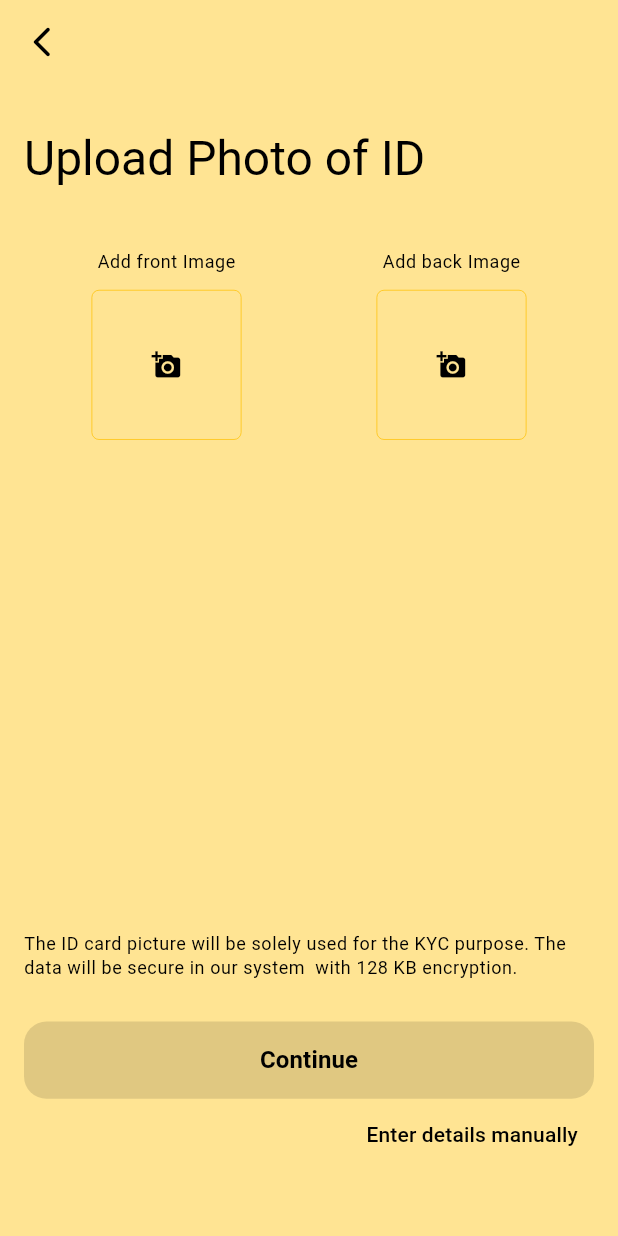
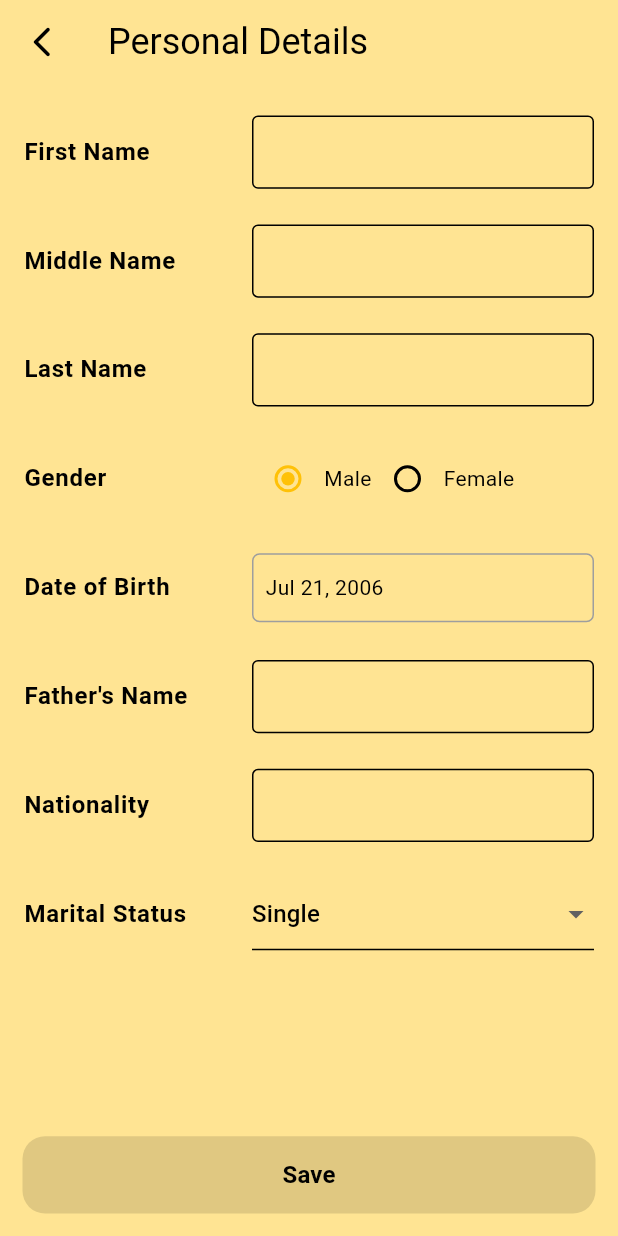
Before and after one commit to Asif-Faizal/french-wallet, a Flutter app: the UploadIdScreen screen opened by its route, after a tap on "Enter details manually", on a phone screen of 412 x 824 dp. Run offline on Flutter 3.47's test engine with Material 3 defaults, Android fonts, the phone set to English and light mode, and no system bars; our stand-ins replace bloc, carousel_slider, flutter_bloc, go_router, image_picker, intl_phone_number_input and 1 more; accounts and stored records are empty; generated files the repository leaves out were written again.

Commit message:
personal data

```diff
--- /dev/null
+++ b/lib/presentation/screens/signup_screen/personal_details_screen.dart
@@ -0,0 +1,290 @@
+import 'package:ewallet2/presentation/widgets/shared/normal_appbar.dart';
+import 'package:ewallet2/presentation/widgets/shared/normal_button.dart';
+import 'package:flutter/material.dart';
+import 'package:intl/intl.dart'; // Add this import for date formatting
+
+class PersonalDetailsScreen extends StatefulWidget {
+  const PersonalDetailsScreen({super.key});
+
+  @override
+  State<PersonalDetailsScreen> createState() => _PersonalDetailsScreenState();
+}
+
+class _PersonalDetailsScreenState extends State<PersonalDetailsScreen> {
+  final _formKey = GlobalKey<FormState>();
+  final TextEditingController _firstNameController = TextEditingController();
+  final TextEditingController _middleNameController = TextEditingController();
+  final TextEditingController _lastNameController = TextEditingController();
+  final TextEditingController _fathersNameController = TextEditingController();
+  final TextEditingController _nationalityController = TextEditingController();
+  String _gender = 'Male';
+  DateTime _selectedDate =
+      DateTime.now().subtract(Duration(days: 6570)); // 18 years ago
+  String _maritalStatus = 'Single';
+  bool _isButtonEnabled = false;
+
+  @override
+  void initState() {
+    super.initState();
+    _firstNameController.addListener(_updateButtonState);
+    _middleNameController.addListener(_updateButtonState);
+    _lastNameController.addListener(_updateButtonState);
+    _fathersNameController.addListener(_updateButtonState);
+    _nationalityController.addListener(_updateButtonState);
+  }
+
+  @override
+  void dispose() {
+    _firstNameController.removeListener(_updateButtonState);
+    _middleNameController.removeListener(_updateButtonState);
+    _lastNameController.removeListener(_updateButtonState);
+    _fathersNameController.removeListener(_updateButtonState);
+    _nationalityController.removeListener(_updateButtonState);
+    _firstNameController.dispose();
+    _middleNameController.dispose();
+    _lastNameController.dispose();
+    _fathersNameController.dispose();
+    _nationalityController.dispose();
+    super.dispose();
+  }
+
+  void _updateButtonState() {
+    setState(() {
+      _isButtonEnabled = _firstNameController.text.isNotEmpty &&
+          _lastNameController.text.isNotEmpty &&
+          _fathersNameController.text.isNotEmpty &&
+          _nationalityController.text.isNotEmpty;
+    });
+  }
+
+  @override
+  Widget build(BuildContext context) {
+    final size = MediaQuery.of(context).size;
+    final theme = Theme.of(context);
+
+    return Scaffold(
+        appBar: NormalAppBar(text: 'Personal Details'),
+        body: SingleChildScrollView(
+          physics: BouncingScrollPhysics(),
+          padding: const EdgeInsets.all(16.0),
+          child: SizedBox(
+            height: size.height,
+            width: size.width,
+            child: Form(
+              key: _formKey,
+              child: Column(
+                crossAxisAlignment: CrossAxisAlignment.start,
+                children: [
+                  _buildRow(
+                      'First Name', _firstNameController, theme, size, true),
+                  SizedBox(
+                    height: size.height / 60,
+                  ),
+                  _buildRow(
+                      'Middle Name', _middleNameController, theme, size, false),
+                  SizedBox(
+                    height: size.height / 60,
+                  ),
+                  _buildRow(
+                      'Last Name', _lastNameController, theme, size, true),
+                  SizedBox(
+                    height: size.height / 60,
+                  ),
+                  _buildGenderRow(theme, size),
+                  SizedBox(
+                    height: size.height / 60,
+                  ),
+                  _buildDateOfBirthRow(context, theme, size),
+                  SizedBox(
+                    height: size.height / 60,
+                  ),
+                  _buildRow('Father\'s Name', _fathersNameController, theme,
+                      size, true),
+                  SizedBox(
+                    height: size.height / 60,
+                  ),
+                  _buildRow(
+                      'Nationality', _nationalityController, theme, size, true),
+                  SizedBox(
+                    height: size.height / 60,
+                  ),
+                  _buildMaritalStatusRow(theme, size),
+                  SizedBox(
+                    height: size.height / 12,
+                  ),
+                ],
+              ),
+            ),
+          ),
+        ),
+        bottomNavigationBar: Padding(
+          padding: const EdgeInsets.all(15),
+          child: NormalButton(
+            size: size,
+            title: 'Save',
+            onPressed: _isButtonEnabled ? _saveForm : null,
+          ),
+        ));
+  }
+
+  Widget _buildRow(String label, TextEditingController controller,
+      ThemeData theme, Size size, bool isRequired) {
+    return SizedBox(
+      height: size.height / 14,
+      child: Padding(
+        padding: const EdgeInsets.symmetric(vertical: 5),
+        child: Row(
+          children: [
+            Expanded(
+                flex: 2, child: Text(label, style: theme.textTheme.bodyLarge)),
+            Expanded(
+              flex: 3,
+              child: TextField(
+                controller: controller,
+                decoration: InputDecoration(
+                  border: OutlineInputBorder(),
+                ),
+              ),
+            ),
+          ],
+        ),
+      ),
+    );
+  }
+
+  Widget _buildGenderRow(ThemeData theme, Size size) {
+    return SizedBox(
+      height: size.height / 14,
+      child: Padding(
+        padding: const EdgeInsets.symmetric(vertical: 5),
+        child: Row(
+          children: [
+            Expanded(
+                flex: 2,
+                child: Text('Gender', style: theme.textTheme.bodyLarge)),
+            Expanded(
+              flex: 3,
+              child: Row(
+                children: [
+                  Radio(
+                    value: 'Male',
+                    groupValue: _gender,
+                    onChanged: (value) {
+                      setState(() {
+                        _gender = value!;
+                      });
+                    },
+                  ),
+                  Text('Male'),
+                  Radio(
+                    value: 'Female',
+                    groupValue: _gender,
+                    onChanged: (value) {
+                      setState(() {
+                        _gender = value!;
+                      });
+                    },
+                  ),
+                  Text('Female'),
+                ],
+              ),
+            ),
+          ],
+        ),
+      ),
+    );
+  }
+
+  Widget _buildDateOfBirthRow(
+      BuildContext context, ThemeData theme, Size size) {
+    return SizedBox(
+      height: size.height / 14,
+      child: Padding(
+        padding: const EdgeInsets.symmetric(vertical: 5),
+        child: Row(
+          children: [
+            Expanded(
+                flex: 2,
+                child: Text('Date of Birth', style: theme.textTheme.bodyLarge)),
+            Expanded(
+              flex: 3,
+              child: GestureDetector(
+                onTap: () async {
+                  DateTime eighteenYearsAgo =
+                      DateTime.now().subtract(Duration(days: 6570));
+                  DateTime? pickedDate = await showDatePicker(
+                    context: context,
+                    initialDate: _selectedDate,
+                    firstDate: DateTime(1900),
+                    lastDate: eighteenYearsAgo,
+                  );
+                  if (pickedDate != null && pickedDate != _selectedDate) {
+                    setState(() {
+                      _selectedDate = pickedDate;
+                      _updateButtonState(); // Ensure button state is updated
+                    });
+                  }
+                },
+                child: Container(
+                  padding:
+                      const EdgeInsets.symmetric(vertical: 12, horizontal: 8),
+                  decoration: BoxDecoration(
+                    border: Border.all(color: Colors.grey),
+                    borderRadius: BorderRadius.circular(5),
+                  ),
+                  child: Text(
+                    DateFormat.yMMMd().format(_selectedDate),
+                  ),
+                ),
+              ),
+            ),
+          ],
+        ),
+      ),
+    );
+  }
+
+  Widget _buildMaritalStatusRow(ThemeData theme, Size size) {
+    return SizedBox(
+      height: size.height / 14,
+      child: Padding(
+        padding: const EdgeInsets.symmetric(vertical: 5),
+        child: Row(
+          children: [
+            Expanded(
+                flex: 2,
+                child:
+                    Text('Marital Status', style: theme.textTheme.bodyLarge)),
+            Expanded(
+              flex: 3,
+              child: DropdownButtonFormField<String>(
+                value: _maritalStatus,
+                onChanged: (String? newValue) {
+                  setState(() {
+                    _maritalStatus = newValue!;
+                  });
+                },
+                items: <String>['Single', 'Married', 'Divorced', 'Widowed']
+                    .map<DropdownMenuItem<String>>((String value) {
+                  return DropdownMenuItem<String>(
+                    value: value,
+                    child: Text(value),
+                  );
+                }).toList(),
+                isExpanded: true,
+              ),
+            ),
+          ],
+        ),
+      ),
+    );
+  }
+
+  void _saveForm() {
+    if (_formKey.currentState!.validate()) {
+      // Proceed with saving or other logic
+    } else {
+      // Show validation errors
+    }
+  }
+}
--- a/lib/presentation/screens/signup_screen/upload_id_screen.dart
+++ b/lib/presentation/screens/signup_screen/upload_id_screen.dart
@@ -1,6 +1,8 @@
 import 'package:ewallet2/presentation/widgets/shared/normal_appbar.dart';
 import 'package:ewallet2/presentation/widgets/shared/normal_button.dart';
+import 'package:ewallet2/shared/router/router_const.dart';
 import 'package:flutter/material.dart';
+import 'package:go_router/go_router.dart';
 import 'package:image_picker/image_picker.dart';
 import 'package:flutter_gen/gen_l10n/app_localizations.dart';
 import 'dart:io';
@@ -160,7 +162,10 @@ class _UploadIdScreenState extends State<UploadIdScreen> {
                 mainAxisAlignment: MainAxisAlignment.end,
                 children: [
                   TextButton(
-                      onPressed: () {},
+                      onPressed: () {
+                        GoRouter.of(context)
+                            .pushNamed(AppRouteConst.personalDetailsRoute);
+                      },
                       child: Text('Enter details manually',
                           style: TextStyle(color: Colors.black, fontSize: 14)))
                 ],
--- a/lib/shared/router/router_config.dart
+++ b/lib/shared/router/router_config.dart
@@ -1,5 +1,6 @@
 import 'package:ewallet2/presentation/screens/initial/corporate_promot_screen.dart';
 import 'package:ewallet2/presentation/screens/signup_screen/identity_verify_screen.dart';
+import 'package:ewallet2/presentation/screens/signup_screen/personal_details_screen.dart';
 import 'package:ewallet2/presentation/screens/signup_screen/sent_otp_screen.dart';
 import 'package:ewallet2/presentation/screens/signup_screen/upload_id_screen.dart';
 import 'package:ewallet2/presentation/screens/signup_screen/verify_number_screen.dart';
@@ -52,6 +53,11 @@ class AppRouter {
         path: '/uploadIdScreen',
         name: 'uploadIdScreen',
         builder: (context, state) => const UploadIdScreen(),
+      ),
+      GoRoute(
+        path: '/personalDetails',
+        name: 'personalDetails',
+        builder: (context, state) => const PersonalDetailsScreen(),
       )
     ],
   );
--- a/lib/shared/router/router_const.dart
+++ b/lib/shared/router/router_const.dart
@@ -7,4 +7,5 @@ class AppRouteConst {
   static const sentOtpSignInRoute = 'sentOtpSignIn';
   static const identityVerifyRoute = 'identityVerify';
   static const uploadIdScreenRoute = 'uploadIdScreen';
+  static const personalDetailsRoute = 'personalDetails';
 }
```
